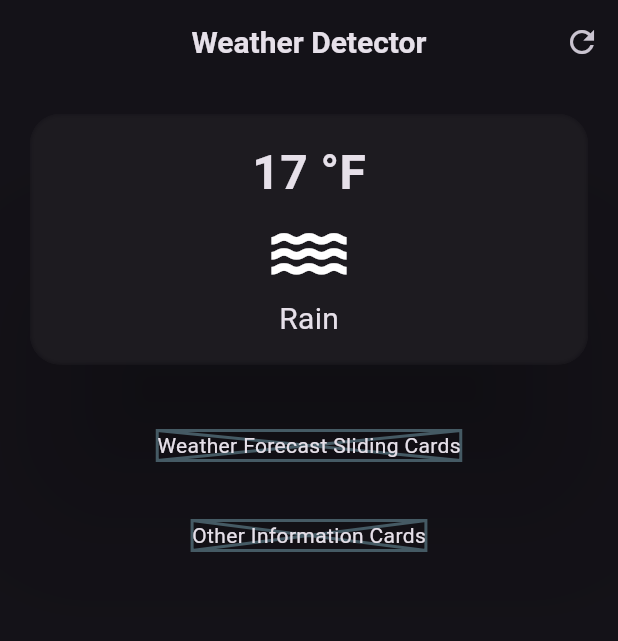
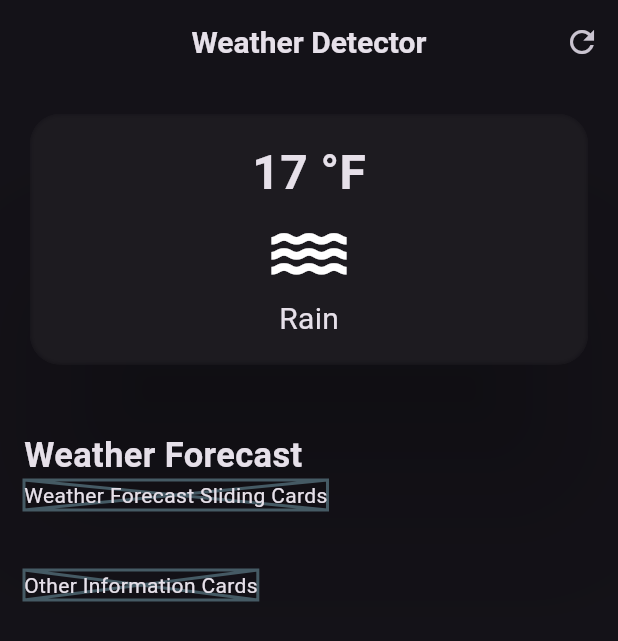
Before and after one commit to samrocks03/LearningFlutter, a Flutter app: the screen it shows after launch, on a phone screen of 412 x 824 dp. Shown: the top 641 px of the screen. Run offline on Flutter 3.47's test engine with Material 2 defaults, Android fonts, the phone set to English and light mode, and no system bars.

Commit message:
Added align property to weather forecast card
- Added align property to weather forecast card

- Added cross axis alignment to the whole Body's column!

```diff
--- a/weather_apk/lib/screen.dart
+++ b/weather_apk/lib/screen.dart
@@ -1,3 +1,5 @@
+
+// ignore_for_file: prefer_const_constructors, duplicate_ignore
 
 import 'dart:ui';
 
@@ -32,16 +34,12 @@ class WeatherApp extends StatelessWidget {
 
 
       body: Padding(
+        // ignore: prefer_const_constructors
         padding:  EdgeInsets.all(16.0),
         child: Column(
+          crossAxisAlignment : CrossAxisAlignment.start,
           children: [
-            // Main card for Current Weather forecast
-            // Placeholder(
-            //   fallbackHeight: 250,
-            //   child: Text("Main Cards"),
-            // ),
-
-          Container(
+          SizedBox(
             width: double.infinity,
             child: Card(
               shape : RoundedRectangleBorder(
@@ -84,7 +82,6 @@ class WeatherApp extends StatelessWidget {
                         Text("Rain",
                           style: TextStyle(
                             fontSize: 20,
-
                           )
                           ),
                       ],
@@ -95,6 +92,16 @@ class WeatherApp extends StatelessWidget {
             ),
           ),
             const SizedBox(height: 40,),
+
+            Align(
+              alignment : Alignment.centerLeft,
+              child: const Text("Weather Forecast",
+                style: TextStyle(
+                  fontSize: 23,
+                  fontWeight: FontWeight.bold
+                  ),
+                ),
+            ),
 
             Placeholder(
               fallbackHeight: 150,
```
